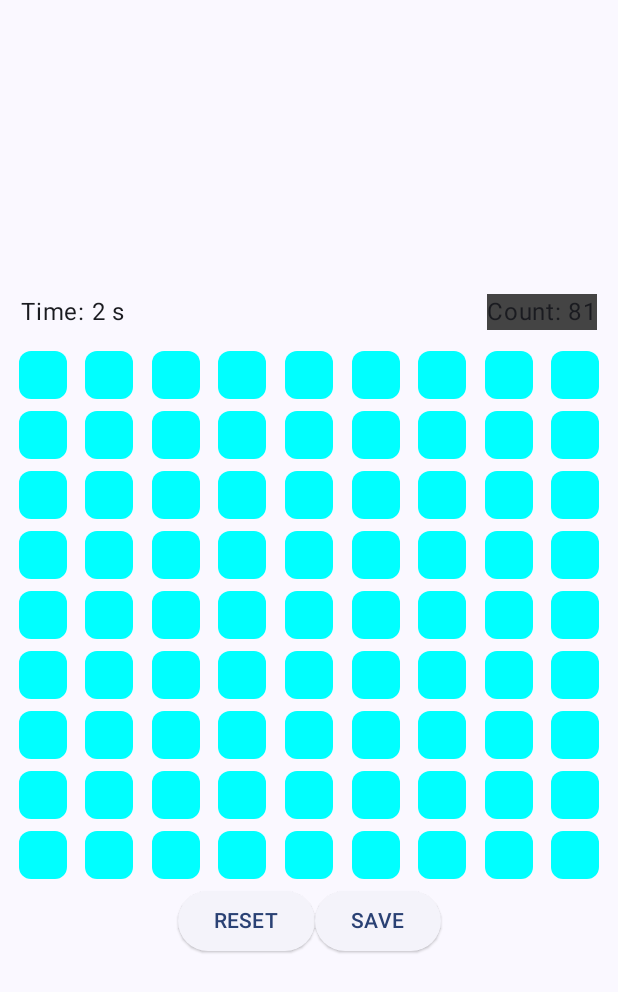
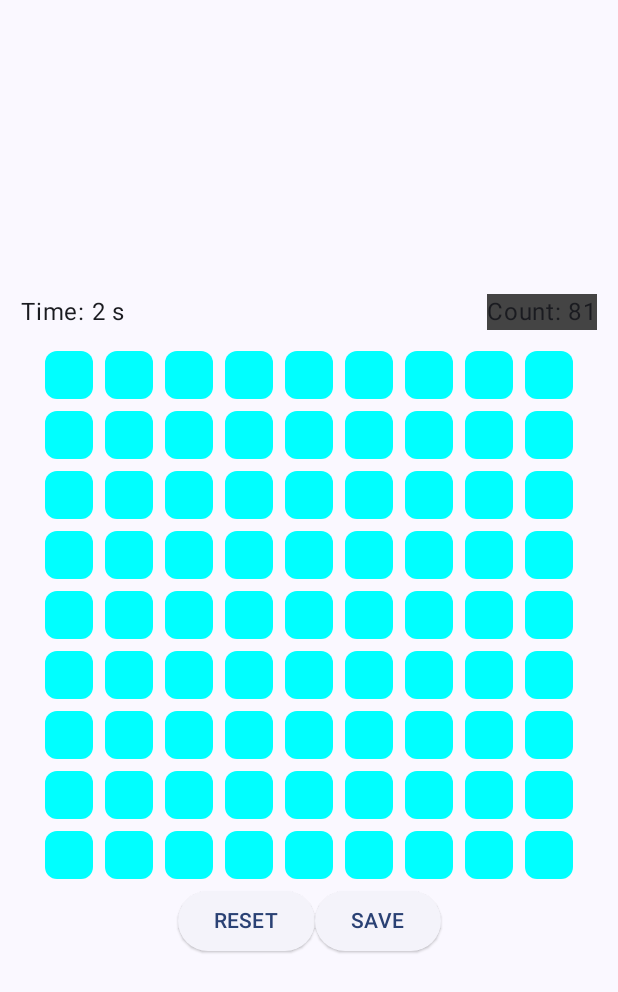
Before and after one commit to pm2am/Minesweeper, an Android app built with Jetpack Compose: the BoardScreen screen opened through its navigation route, on a phone screen of 412 x 824 dp. Shown: the top 992 px of the screen. Run offline under Robolectric (Android 15) with nearby library versions, the phone set to English and light mode, and no system bars; our stand-ins replace Dagger/Hilt's generated code, Room's generated code.

Commit message:
GUI changes

```diff
--- a/app/src/main/java/com/example/minesweeper/ui/screen/BoardScreen.kt
+++ b/app/src/main/java/com/example/minesweeper/ui/screen/BoardScreen.kt
@@ -122,7 +122,7 @@ fun GridWithColors(viewModel: BoardViewModel) {
         items(viewModel.cells.size) { rowIndex ->
             Row(
                 Modifier.fillMaxWidth(),
-                horizontalArrangement = Arrangement.SpaceEvenly
+                horizontalArrangement = Arrangement.Center
             ) {
                 LogComposition(tag = TAG, msg = "Row")
                 for (colIndex in viewModel.cells[rowIndex].indices) {
```
